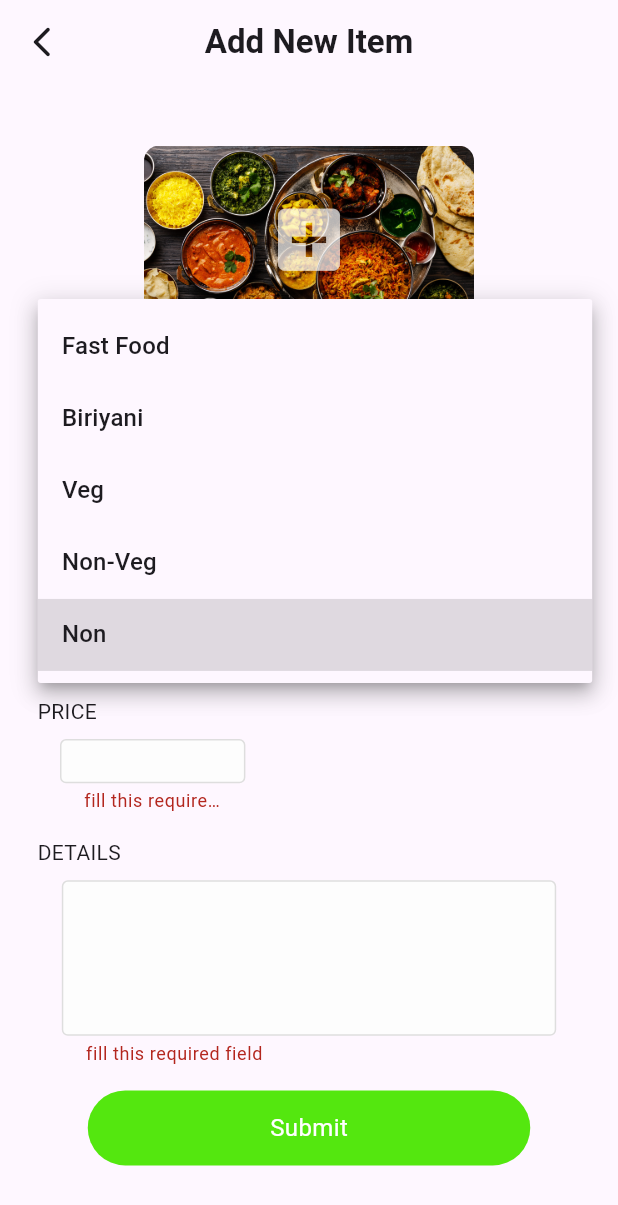
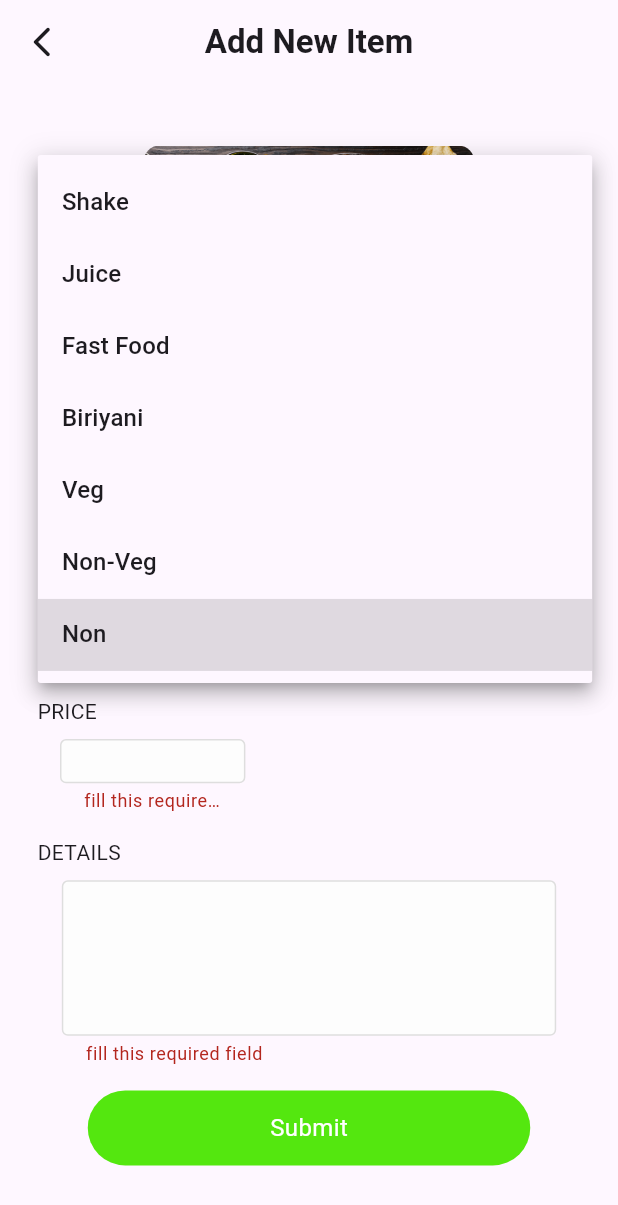
Before and after one commit to mohammedakbark/EATMORE, a Flutter app: the AddNewItem screen opened directly, after a tap on "Submit", after a tap on "Non", on a phone screen of 412 x 824 dp. Shown: the top 1205 px of the screen. Run offline on Flutter 3.47's test engine with Material 3 defaults, Android fonts, the phone set to English and light mode, and no system bars; our stand-ins replace cloud_firestore, firebase_auth, firebase_core, firebase_storage, fl_chart, flutter_rating_bar and 2 more; accounts and stored records are empty.

Commit message:
add some fetures

```diff
--- a/lib/view model/database.dart
+++ b/lib/view model/database.dart
@@ -1,7 +1,6 @@
 import 'package:cloud_firestore/cloud_firestore.dart';
 import 'package:eatmore/model/add_new_item.dart';
 import 'package:eatmore/model/user_model.dart';
-import 'package:eatmore/view/modules/admin/addnewiteam.dart';
 import 'package:flutter/material.dart';
 
 class Database with ChangeNotifier {
--- a/lib/view/modules/admin/addnewiteam.dart
+++ b/lib/view/modules/admin/addnewiteam.dart
@@ -1,3 +1,4 @@
+import 'package:eatmore/model/add_new_item.dart';
 import 'package:eatmore/utils/instence.dart';
 import 'package:eatmore/view%20model/controller.dart';
 import 'package:flutter/material.dart';
@@ -5,17 +6,33 @@ import 'package:hexcolor/hexcolor.dart';
 import 'package:intl/intl.dart';
 import 'package:provider/provider.dart';
 
-class AddNewItem extends StatelessWidget {
+class AddNewItem extends StatefulWidget {
   AddNewItem({Key? key}) : super(key: key);
 
-  List<String> category = ["Fast Food", "Biriyani", "Veg", "Non-Veg", "Non"];
-  final itemName = TextEditingController();
-  final itemPrice = TextEditingController();
-  final itemDetail = TextEditingController();
+  @override
+  State<AddNewItem> createState() => _AddNewItemState();
+}
+
+class _AddNewItemState extends State<AddNewItem> {
+  List<String> category = [
+    "Shake",
+    "Juice",
+    "Fast Food",
+    "Biriyani",
+    "Veg",
+    "Non-Veg",
+    "Non"
+  ];
+
+  String? myImage;
+
   final GlobalKey<FormState> _formKey = GlobalKey<FormState>();
+
   @override
   Widget build(BuildContext context) {
-    final provider = Provider.of<Controller>(context, listen: false);
+    final provider = Provider.of<Controller>(
+      context,
+    );
     final height = MediaQuery.of(context).size.height;
     final width = MediaQuery.of(context).size.width;
     return Scaffold(
@@ -64,7 +81,9 @@ class AddNewItem extends StatelessWidget {
                       // image:controller.itemImage!=null?FileImage(controller.itemImage!): AssetImage("img/mainuploadimage2.jpg"))),
                       child: IconButton(
                           onPressed: () {
-                            controller.addItemImage();
+                            controller.addItemImage().then((value) {
+                              myImage = value;
+                            });
                           },
                           icon: const Icon(
                             Icons.add_box,
@@ -104,7 +123,7 @@ class AddNewItem extends StatelessWidget {
                           return null;
                         }
                       },
-                      controller: itemName,
+                      controller: provider.itemName,
                       decoration: InputDecoration(
                           filled: true,
                           fillColor: HexColor("FDFDFD"),
@@ -180,7 +199,7 @@ class AddNewItem extends StatelessWidget {
                               return null;
                             }
                           },
-                          controller: itemPrice,
+                          controller: provider.itemPrice,
                           decoration: InputDecoration(
                               prefixText: "₹",
                               filled: true,
@@ -222,7 +241,7 @@ class AddNewItem extends StatelessWidget {
                           return null;
                         }
                       },
-                      controller: itemDetail,
+                      controller: provider.itemDetail,
                       maxLines: 4,
                       decoration: InputDecoration(
                           filled: true,
@@ -243,7 +262,30 @@ class AddNewItem extends StatelessWidget {
                     onTap: () async {
                       if (_formKey.currentState?.validate() ?? false) {
                         if (provider.selectedItem != "Non") {
-                          //to do add store
+                          if (provider.itemImage != null) {
+                            database
+                                .addNewProduct(AddNewItemModel(
+                                    itemCategory: provider.selectedItem,
+                                    itemImage: myImage!,
+                                    itemName: provider.itemName.text,
+                                    itemPrice: provider.itemPrice.text,
+                                    moreDetail: provider.itemDetail.text))
+                                .then((value) {
+                              ScaffoldMessenger.of(context)
+                                  .showSnackBar(SnackBar(
+                                backgroundColor: HexColor("54E70F"),
+                                content: const Text('Item added successful'),
+                              ));
+
+                              provider.clearData();
+                              Navigator.of(context).pop();
+                            });
+                          } else {
+                            ScaffoldMessenger.of(context)
+                                .showSnackBar(const SnackBar(
+                              content: Text('pick image'),
+                            ));
+                          }
                         } else {
                           ScaffoldMessenger.of(context)
                               .showSnackBar(const SnackBar(
```
Also changed, not shown: lib/view model/controller.dart (+16 -0 lines).
